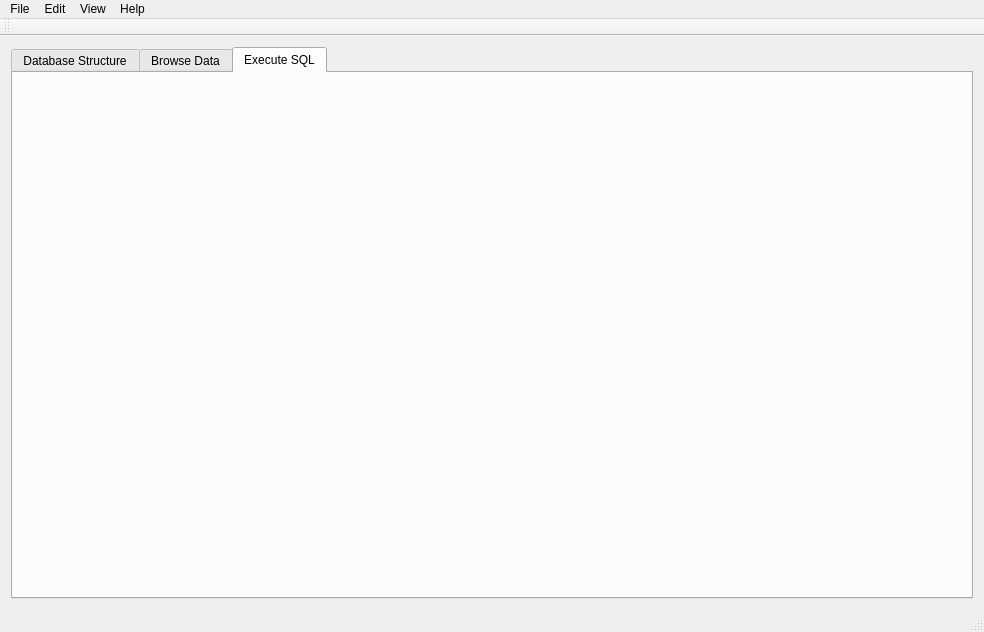
Before: the Qt Designer form mainwindow.ui in mariusz-ba/SQLiteEditor, drawn with Qt 5.
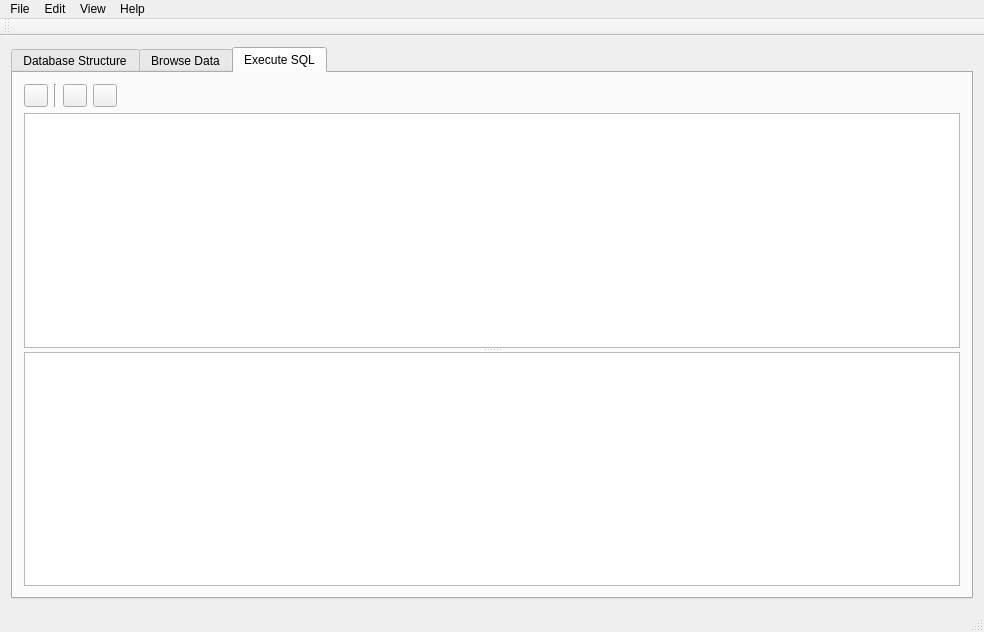
After: the same form once the commit is applied. The open tabs and pages were chosen to show the change. Icons and pictures are not drawn.

Diff of the .ui file:
```diff
--- a/mainwindow.ui
+++ b/mainwindow.ui
@@ -163,6 +163,83 @@
        <attribute name="title">
         <string>Execute SQL</string>
        </attribute>
+       <layout class="QVBoxLayout" name="verticalLayout_4">
+        <item>
+         <layout class="QHBoxLayout" name="horizontalLayout_3">
+          <item>
+           <widget class="QToolButton" name="openSQLFile_toolButton">
+            <property name="toolTip">
+             <string>Open SQL file</string>
+            </property>
+            <property name="text">
+             <string/>
+            </property>
+            <property name="icon">
+             <iconset resource="resources.qrc">
+              <normaloff>:/img/icon-open.png</normaloff>:/img/icon-open.png</iconset>
+            </property>
+           </widget>
+          </item>
+          <item>
+           <widget class="Line" name="line">
+            <property name="orientation">
+             <enum>Qt::Vertical</enum>
+            </property>
+           </widget>
+          </item>
+          <item>
+           <widget class="QToolButton" name="runSQL_toolButton">
+            <property name="toolTip">
+             <string>Execude SQL</string>
+            </property>
+            <property name="text">
+             <string/>
+            </property>
+            <property name="icon">
+             <iconset resource="resources.qrc">
+              <normaloff>:/img/icon-run.png</normaloff>:/img/icon-run.png</iconset>
+            </property>
+           </widget>
+          </item>
+          <item>
+           <widget class="QToolButton" name="runCurrentLine_toolButton">
+            <property name="toolTip">
+             <string>Execute current line</string>
+            </property>
+            <property name="text">
+             <string/>
+            </property>
+            <property name="icon">
+             <iconset resource="resources.qrc">
+              <normaloff>:/img/icon-run-current.png</normaloff>:/img/icon-run-current.png</iconset>
+            </property>
+           </widget>
+          </item>
+          <item>
+           <spacer name="horizontalSpacer_3">
+            <property name="orientation">
+             <enum>Qt::Horizontal</enum>
+            </property>
+            <property name="sizeHint" stdset="0">
+             <size>
+              <width>40</width>
+              <height>20</height>
+             </size>
+            </property>
+           </spacer>
+          </item>
+         </layout>
+        </item>
+        <item>
+         <widget class="QSplitter" name="splitter">
+          <property name="orientation">
+           <enum>Qt::Vertical</enum>
+          </property>
+          <widget class="QTextEdit" name="sqlQuery_textEdit"/>
+          <widget class="QTableView" name="sqlQuery_tableView"/>
+         </widget>
+        </item>
+       </layout>
       </widget>
      </widget>
     </item>
```
Left out of the diff: 4 changed lines with no effect on the pictures.
